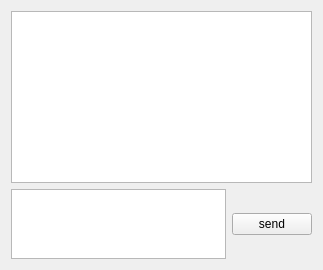
First picture: the form in chatroomwindow.ui, repository Tang20145/JCChat, before the edit.
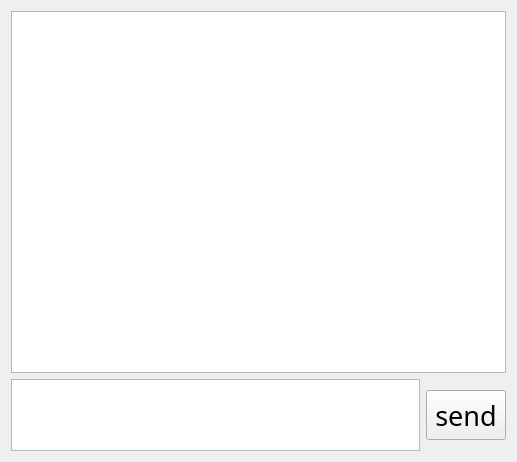
Second picture: the form after the edit. Icons and pictures are not drawn.

```diff
--- a/chatroomwindow.ui
+++ b/chatroomwindow.ui
@@ -6,8 +6,8 @@
    <rect>
     <x>0</x>
     <y>0</y>
-    <width>323</width>
-    <height>270</height>
+    <width>517</width>
+    <height>462</height>
    </rect>
   </property>
   <property name="windowTitle">
@@ -17,15 +17,47 @@
    <item>
     <layout class="QVBoxLayout" name="verticalLayout" stretch="5,1">
      <item>
-      <widget class="QTextBrowser" name="chatTextBrowser"/>
+      <widget class="QTextBrowser" name="chatTextBrowser">
+       <property name="font">
+        <font>
+         <family>等线</family>
+         <pointsize>16</pointsize>
+        </font>
+       </property>
+      </widget>
      </item>
      <item>
       <layout class="QHBoxLayout" name="horizontalLayout" stretch="6,1">
        <item>
-        <widget class="QTextEdit" name="msgTextEdit"/>
+        <widget class="QTextEdit" name="msgTextEdit">
+         <property name="font">
+          <font>
+           <family>等线</family>
+           <pointsize>16</pointsize>
+          </font>
+         </property>
+        </widget>
        </item>
        <item>
         <widget class="QPushButton" name="sendPushButton">
+         <property name="sizePolicy">
+          <sizepolicy hsizetype="Fixed" vsizetype="Fixed">
+           <horstretch>0</horstretch>
+           <verstretch>0</verstretch>
+          </sizepolicy>
+         </property>
+         <property name="minimumSize">
+          <size>
+           <width>0</width>
+           <height>50</height>
+          </size>
+         </property>
+         <property name="font">
+          <font>
+           <family>等线</family>
+           <pointsize>20</pointsize>
+          </font>
+         </property>
          <property name="text">
           <string>send</string>
          </property>
```
Left out of the diff: 8 changed lines with no effect on the pictures.
